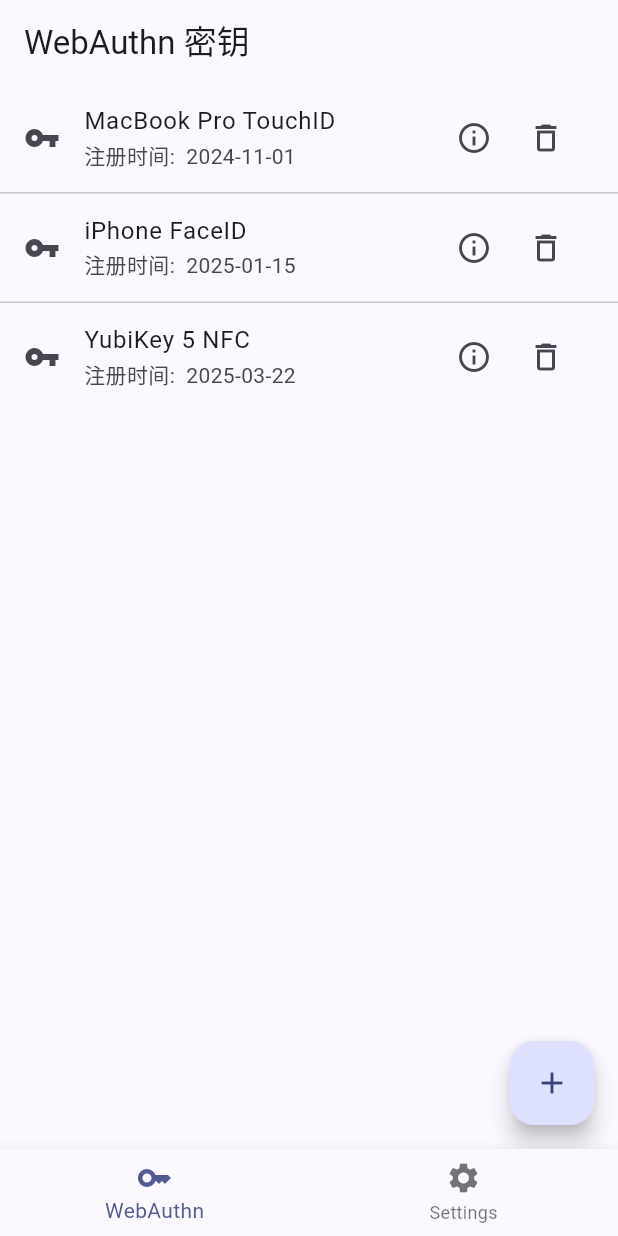
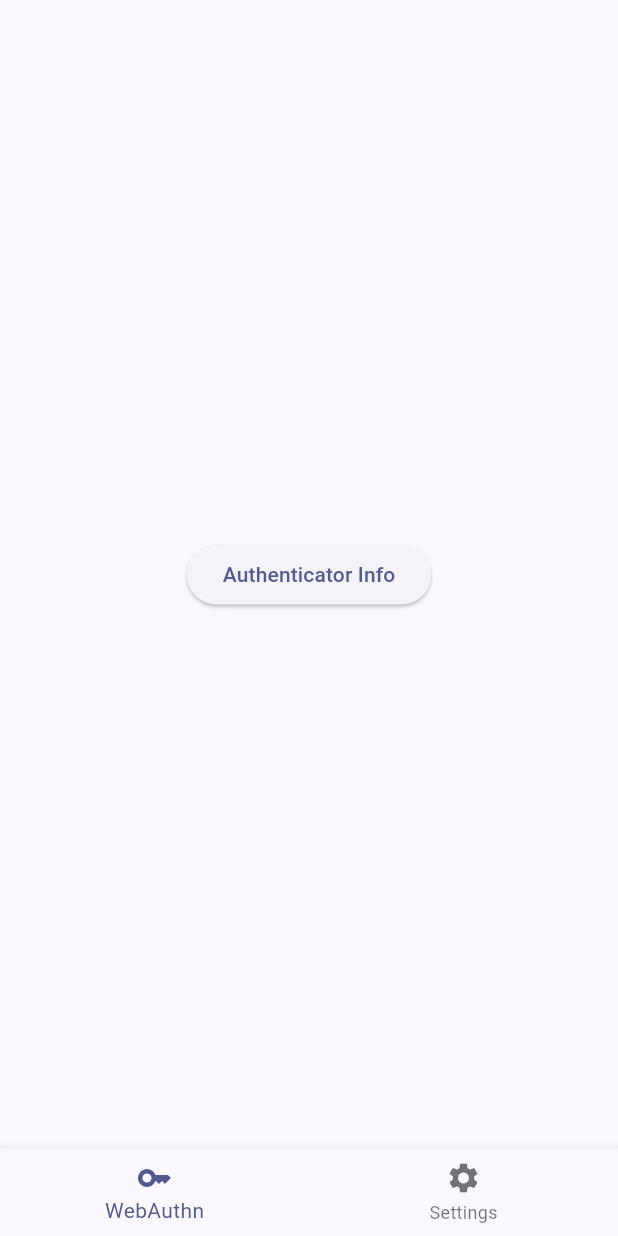
Before and after one commit to nfcim/twokey, a Flutter app: the screen it shows after launch, on a phone screen of 412 x 824 dp. Run offline on Flutter 3.47's test engine with Material 3 defaults, Android fonts, the phone set to English and light mode, and no system bars; our stand-ins replace convert; missing offline and left inert: ccid, fido2, window_manager.

Commit message:
chore: Update dependencies and modify main application structure

```diff
--- a/lib/manager/window_manager.dart
+++ b/lib/manager/window_manager.dart
@@ -1,8 +1,6 @@
-import 'dart:io';
 import 'package:fauth/common/constant.dart';
 import 'package:fauth/common/system.dart';
 import 'package:flutter/material.dart';
-import 'package:window_manager/window_manager.dart';
 
 // class WindowTitleBar extends StatefulWidget implements PreferredSizeWidget {
 //   final String title;
--- a/lib/pages/keys.dart
+++ b/lib/pages/keys.dart
@@ -1,81 +1,46 @@
+import 'package:fauth/viewmodels/keys_viewmodel.dart';
 import 'package:flutter/material.dart';
+import 'package:provider/provider.dart';
 
-class KeysPage extends StatefulWidget {
+class KeysPage extends StatelessWidget {
   const KeysPage({super.key});
 
   @override
-  State<KeysPage> createState() => _KeysPageState();
-}
+  Widget build(BuildContext context) {
+    var viewModel = Provider.of<KeysViewModel>(context);
 
-class _KeysPageState extends State<KeysPage> {
-  final List<Map<String, String>> _keys = [
-    {'name': 'MacBook Pro TouchID', 'created': '2024-11-01', 'id': '1'},
-    {'name': 'iPhone FaceID', 'created': '2025-01-15', 'id': '2'},
-    {'name': 'YubiKey 5 NFC', 'created': '2025-03-22', 'id': '3'},
-  ];
-
-  @override
-  Widget build(BuildContext context) {
     return Scaffold(
-      appBar: AppBar(title: const Text('WebAuthn 密钥')),
-      body: ListView.separated(
-        itemCount: _keys.length,
-        separatorBuilder: (context, index) => const Divider(height: 1),
-        itemBuilder: (context, index) {
-          final key = _keys[index];
-          return ListTile(
-            leading: const Icon(Icons.vpn_key),
-            title: Text(key['name'] ?? ''),
-            subtitle: Text('注册时间:  ${key['created']}'),
-            trailing: Row(
-              mainAxisSize: MainAxisSize.min,
-              children: [
-                IconButton(
-                  icon: const Icon(Icons.info_outline),
-                  tooltip: '详情',
-                  onPressed: () {
-                    // 仅 UI 演示，无实际功能
-                    showDialog(
-                      context: context,
-                      builder: (context) => AlertDialog(
-                        title: const Text('密钥详情'),
-                        content: Text(
-                          '名称: ${key['name']}\n注册时间: ${key['created']}',
-                        ),
-                        actions: [
-                          TextButton(
-                            onPressed: () => Navigator.of(context).pop(),
-                            child: const Text('关闭'),
-                          ),
-                        ],
-                      ),
-                    );
-                  },
+      body: Center(
+        child: Column(
+          mainAxisAlignment: MainAxisAlignment.center,
+          children: [
+            if (viewModel.isLoading) const CircularProgressIndicator(),
+            if (viewModel.authenticatorInfo != null)
+              Padding(
+                padding: const EdgeInsets.all(8.0),
+                child: SelectableText(
+                  'AAGUID: ${viewModel.authenticatorInfo!.aaguid.map((e) => e.toRadixString(16).padLeft(2, '0')).join('')}\n'
+                  'Versions: ${viewModel.authenticatorInfo!.versions.join(', ')}\n'
+                  'Extensions: ${viewModel.authenticatorInfo!.extensions?.join(', ') ?? 'N/A'}',
+                  textAlign: TextAlign.center,
                 ),
-                IconButton(
-                  icon: const Icon(Icons.delete_outline),
-                  tooltip: '删除',
-                  onPressed: () {
-                    // 仅 UI 演示，无实际删除
-                    ScaffoldMessenger.of(
-                      context,
-                    ).showSnackBar(SnackBar(content: Text('演示：未实现删除功能')));
-                  },
+              ),
+            if (viewModel.errorMessage != null)
+              Padding(
+                padding: const EdgeInsets.all(8.0),
+                child: SelectableText(
+                  'Error: ${viewModel.errorMessage}',
+                  style: const TextStyle(color: Colors.red),
                 ),
-              ],
+              ),
+            ElevatedButton(
+              onPressed: viewModel.isLoading
+                  ? null
+                  : viewModel.fetchAuthenticatorInfo,
+              child: const Text('Authenticator Info'),
             ),
-          );
-        },
-      ),
-      floatingActionButton: FloatingActionButton(
-        onPressed: () {
-          // 仅 UI 演示，无实际添加功能
-          ScaffoldMessenger.of(
-            context,
-          ).showSnackBar(const SnackBar(content: Text('演示：未实现添加功能')));
-        },
-        tooltip: '添加密钥',
-        child: const Icon(Icons.add),
+          ],
+        ),
       ),
     );
   }
--- /dev/null
+++ b/lib/viewmodels/keys_viewmodel.dart
@@ -0,0 +1,41 @@
+import 'package:fauth/repositories/credential_repository.dart';
+import 'package:fido2/fido2.dart';
+import 'package:flutter/foundation.dart';
+
+class KeysViewModel extends ChangeNotifier {
+  final CredentialRepository _repository;
+  AuthenticatorInfo? authenticatorInfo;
+  bool isLoading = false;
+  String? errorMessage;
+
+  bool _isConnected = false;
+
+  KeysViewModel(this._repository);
+
+  @override
+  void dispose() {
+    _repository.disconnect();
+    super.dispose();
+  }
+
+  Future<void> fetchAuthenticatorInfo() async {
+    isLoading = true;
+    errorMessage = null;
+    notifyListeners();
+
+    try {
+      if (!_isConnected) {
+        await _repository.connect();
+        _isConnected = true;
+      }
+      authenticatorInfo = await _repository.getAuthenticatorInfo();
+    } catch (e) {
+      errorMessage = e.toString();
+      // On error, reset connection state to allow retry.
+      _isConnected = false;
+    } finally {
+      isLoading = false;
+      notifyListeners();
+    }
+  }
+}
--- a/pubspec.yaml
+++ b/pubspec.yaml
@@ -12,6 +12,11 @@ dependencies:
     sdk: flutter
   cupertino_icons: ^1.0.8
   window_manager: ^0.5.1
+  flutter_nfc_kit: ^3.6.0
+  fido2: ^0.0.5
+  provider: ^6.1.5
+  ccid: ^0.1.8
+  convert: ^3.1.2
 
 dev_dependencies:
   flutter_test:
```
Also changed, not shown: lib/api/ccid_fido_api.dart (added, +54 -0 lines), lib/api/fido_api.dart (added, +9 -0 lines), lib/main.dart (+15 -6 lines), lib/repositories/credential_repository.dart (added, +81 -0 lines), pubspec.lock, 7 other files.
